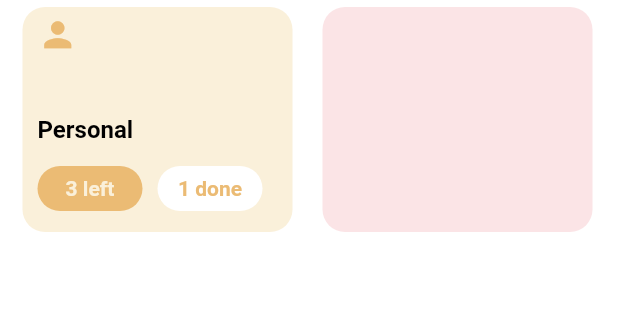
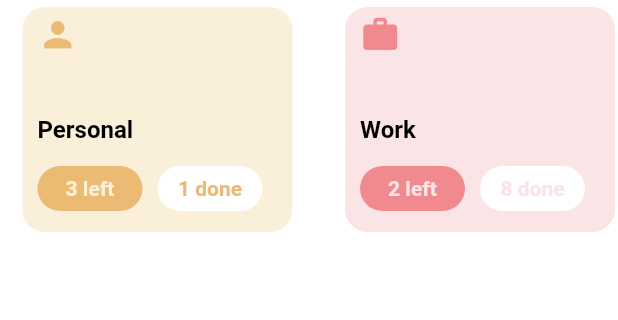
Before and after one commit to viktorvoltz/mobile_ui, a Flutter app: the screen it shows after launch, on a phone screen of 412 x 824 dp, the part 308-628 px from its top. Run offline on Flutter 3.47's test engine with Material 2 defaults, Android fonts, the light colour scheme and no system bars.

Commit message:
ui changes

```diff
--- a/lib/widgets/Body2.dart
+++ b/lib/widgets/Body2.dart
@@ -64,11 +64,49 @@
               ),
               SizedBox(width: 20,),
               Container(
-                margin: EdgeInsets.only(right: 15),
+                margin: EdgeInsets.only(left: 15),
+                padding: EdgeInsets.only(left: 10, top: 5),
                 height: 150,
                 width: 180,
                 decoration: BoxDecoration(
                     borderRadius: BorderRadius.circular(15), color: task[1].theme),
+                  child: Column(
+                    crossAxisAlignment: CrossAxisAlignment.start,
+                    children: [
+                      Icon(task[1].icon, color: kRedDark, size: 27,),
+                      SizedBox(height: 40,),
+                      Text(task[1].title, style: TextStyle(fontWeight: FontWeight.w700, color: Colors.black, fontSize: 16),),
+                      Row(
+                        crossAxisAlignment: CrossAxisAlignment.end,
+                        children: [
+                          Container(
+                            margin: EdgeInsets.only(top: 15),
+                            alignment: Alignment.center,
+                            height: 30,
+                            width: 70,
+                            decoration: BoxDecoration(
+                              color: kRedDark,
+                              borderRadius: BorderRadius.circular(20)
+                            ),
+                            child: Text(task[1].left, style: TextStyle(color: task[1].theme, fontWeight: FontWeight.w600),),
+                          ),
+                          SizedBox(width: 10),
+                          Container(
+                            margin: EdgeInsets.only(top: 5),
+                            alignment: Alignment.center,
+                            height: 30,
+                            width: 70,
+                            decoration: BoxDecoration(
+                              color: Colors.white,
+                              borderRadius: BorderRadius.circular(20)
+                            ),
+                            child: Text(task[1].done, style: TextStyle(color: kRed, fontWeight: FontWeight.w600),),
+                          )
+                        ],
+                      )
+
+                    ],
+                  ),
               ),
             ],
           )
@@ -115,3 +153,52 @@
     );
   }
 }
+
+Widget containerCards (Color iconColor, Color textColor, int index, ){
+  return
+              Container(
+                margin: EdgeInsets.only(left: 15),
+                padding: EdgeInsets.only(left: 10, top: 5),
+                height: 150,
+                width: 180,
+                decoration: BoxDecoration(
+                    borderRadius: BorderRadius.circular(15), color: task[0].theme),
+                  child: Column(
+                    crossAxisAlignment: CrossAxisAlignment.start,
+                    children: [
+                      Icon(task[0].icon, color: kYellowDark, size: 27,),
+                      SizedBox(height: 40,),
+                      Text(task[0].title, style: TextStyle(fontWeight: FontWeight.w700, color: Colors.black, fontSize: 16),),
+                      Row(
+                        crossAxisAlignment: CrossAxisAlignment.end,
+                        children: [
+                          Container(
+                            margin: EdgeInsets.only(top: 15),
+                            alignment: Alignment.center,
+                            height: 30,
+                            width: 70,
+                            decoration: BoxDecoration(
+                              color: kYellowDark,
+                              borderRadius: BorderRadius.circular(20)
+                            ),
+                            child: Text(task[0].left, style: TextStyle(color: task[0].theme, fontWeight: FontWeight.w600),),
+                          ),
+                          SizedBox(width: 10),
+                          Container(
+                            margin: EdgeInsets.only(top: 5),
+                            alignment: Alignment.center,
+                            height: 30,
+                            width: 70,
+                            decoration: BoxDecoration(
+                              color: Colors.white,
+                              borderRadius: BorderRadius.circular(20)
+                            ),
+                            child: Text(task[0].done, style: TextStyle(color: kYellowDark, fontWeight: FontWeight.w600),),
+                          )
+                        ],
+                      )
+
+
+                    ],),
+              );
+}
```
